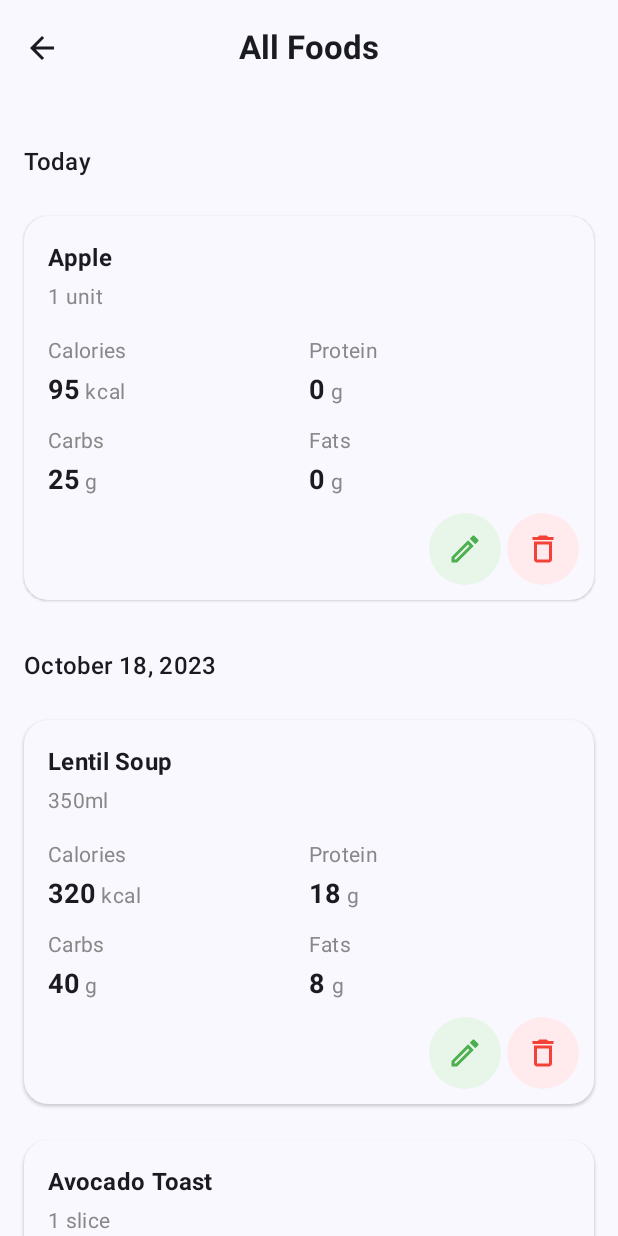
After one commit to AgyemangDev/Mealtrack, an Android app built with Jetpack Compose: the AllFoodsScreen screen opened through its navigation route, on a phone screen of 412 x 824 dp. The commit adds this screen. Run offline under Robolectric (Android 15) with nearby library versions, the phone set to English and light mode, and no system bars.

Commit message:
Allfoods screen pushed

```diff
--- a/app/src/main/java/com/example/diettracker/ui/navigation/navGraph.kt
+++ b/app/src/main/java/com/example/diettracker/ui/navigation/navGraph.kt
@@ -1,6 +1,7 @@
 package com.example.diettracker.ui.navigation
 
 import androidx.compose.runtime.Composable
+import androidx.navigation.NavHostController
 import androidx.navigation.compose.NavHost
 import androidx.navigation.compose.composable
 import androidx.navigation.compose.rememberNavController
@@ -16,6 +17,8 @@ fun AppNavGraph() {
         composable(Screen.Welcome.route) { WelcomeScreen(navController) }
         composable(Screen.Login.route) { LoginScreen(navController) }
         composable(Screen.Register.route) { RegisterScreen(navController) }
+
+
 
         composable(Screen.AgeRange.route) { backStackEntry ->
             val fullName = URLDecoder.decode(
@@ -73,5 +76,12 @@ fun AppNavGraph() {
         composable(Screen.Progress.route) { ProgressScreen() }
         composable(Screen.Setting.route) { SettingScreen() }
         composable(Screen.LogMeal.route) { LogMealScreen() }
+        composable("AllFoods") { AllFoodsScreen(navController) }
+        composable("AddFoods") { AddFoodsScreen(navController) }
     }
 }
+
+@Composable
+fun AllfoodsScreen(x0: NavHostController) {
+    TODO("Not yet implemented")
+}
--- /dev/null
+++ b/app/src/main/java/com/example/diettracker/ui/screens/AddFoodScreen.kt
@@ -0,0 +1,25 @@
+package com.example.diettracker.ui.screens
+
+import androidx.compose.foundation.layout.*
+import androidx.compose.material3.*
+import androidx.compose.runtime.Composable
+import androidx.compose.ui.Alignment
+import androidx.compose.ui.Modifier
+import androidx.compose.ui.unit.dp
+import androidx.navigation.NavHostController
+
+@Composable
+fun AddFoodsScreen(navController: NavHostController) {
+    Box(
+        modifier = Modifier.fillMaxSize(),
+        contentAlignment = Alignment.Center
+    ) {
+        Column(horizontalAlignment = Alignment.CenterHorizontally) {
+            Text(text = "Add Foods Screen", style = MaterialTheme.typography.headlineMedium)
+            Spacer(modifier = Modifier.height(16.dp))
+            Button(onClick = { navController.navigate("allFoods") }) {
+                Text("Go back to All Foods")
+            }
+        }
+    }
+}
--- /dev/null
+++ b/app/src/main/java/com/example/diettracker/ui/screens/AllFoodsScreen.kt
@@ -0,0 +1,159 @@
+package com.example.diettracker.ui.screens
+
+import androidx.compose.foundation.background
+import androidx.compose.foundation.layout.*
+import androidx.compose.foundation.lazy.LazyColumn
+import androidx.compose.foundation.lazy.items
+import androidx.compose.foundation.shape.CircleShape
+import androidx.compose.foundation.shape.RoundedCornerShape
+import androidx.compose.material.icons.Icons
+import androidx.compose.material.icons.automirrored.filled.ArrowBack
+import androidx.compose.material.icons.outlined.Delete
+import androidx.compose.material.icons.outlined.Edit
+import androidx.compose.material3.*
+import androidx.compose.runtime.Composable
+import androidx.compose.ui.Alignment
+import androidx.compose.ui.Modifier
+import androidx.compose.ui.graphics.Color
+import androidx.compose.ui.text.SpanStyle
+import androidx.compose.ui.text.buildAnnotatedString
+import androidx.compose.ui.text.font.FontWeight
+import androidx.compose.ui.text.withStyle
+import androidx.compose.ui.tooling.preview.Preview
+import androidx.compose.ui.unit.dp
+import androidx.compose.ui.unit.sp
+import androidx.navigation.NavHostController
+import androidx.navigation.compose.rememberNavController
+
+data class FoodItem(
+    val name: String,
+    val unit: String,
+    val calories: Int,
+    val protein: Int,
+    val carbs: Int,
+    val fats: Int
+)
+
+@OptIn(ExperimentalMaterial3Api::class)
+@Composable
+fun AllFoodsScreen(navController: NavHostController) {
+    val foodItemsByDate = mapOf(
+        "Today" to listOf(
+            FoodItem("Apple", "1 unit", 95, 0, 25, 0)
+        ),
+        "October 18, 2023" to listOf(
+            FoodItem("Lentil Soup", "350ml", 320, 18, 40, 8),
+            FoodItem("Avocado Toast", "1 slice", 280, 7, 30, 15)
+        )
+    )
+
+    Scaffold(
+        topBar = {
+            CenterAlignedTopAppBar(
+                title = { Text("All Foods", style = MaterialTheme.typography.titleLarge.copy(fontWeight = FontWeight.Bold)) },
+                navigationIcon = {
+                    IconButton(onClick = { navController.popBackStack() }) {
+                        Icon(Icons.AutoMirrored.Filled.ArrowBack, contentDescription = "Back")
+                    }
+                },
+                colors = TopAppBarDefaults.centerAlignedTopAppBarColors(
+                    containerColor = MaterialTheme.colorScheme.surface
+                )
+            )
+        }
+    ) { paddingValues ->
+        LazyColumn(
+            modifier = Modifier
+                .fillMaxSize()
+                .padding(paddingValues)
+                .padding(horizontal = 16.dp),
+            verticalArrangement = Arrangement.spacedBy(16.dp)
+        ) {
+            item { Spacer(modifier = Modifier.height(8.dp)) }
+            foodItemsByDate.forEach { (date, foods) ->
+                item {
+                    Text(
+                        text = date,
+                        style = MaterialTheme.typography.titleMedium.copy(fontWeight = FontWeight.SemiBold),
+                        modifier = Modifier.padding(bottom = 8.dp, top = 8.dp)
+                    )
+                }
+                items(foods) { food ->
+                    FoodItemCard(food = food)
+                    Spacer(modifier = Modifier.height(8.dp))
+                }
+            }
+        }
+    }
+}
+
+@Composable
+fun FoodItemCard(food: FoodItem) {
+    Card(
+        modifier = Modifier.fillMaxWidth(),
+        shape = RoundedCornerShape(16.dp),
+        elevation = CardDefaults.cardElevation(defaultElevation = 1.dp),
+        colors = CardDefaults.cardColors(containerColor = MaterialTheme.colorScheme.surface)
+    ) {
+        Column(modifier = Modifier.padding(16.dp).fillMaxWidth()) {
+            Text(text = food.name, style = MaterialTheme.typography.titleMedium.copy(fontWeight = FontWeight.Bold))
+            Spacer(modifier = Modifier.height(4.dp))
+            Text(text = food.unit, style = MaterialTheme.typography.bodyMedium, color = Color.Gray)
+            Spacer(modifier = Modifier.height(16.dp))
+
+            Row(Modifier.fillMaxWidth()) {
+                NutrientInfo(name = "Calories", value = food.calories, unit = "kcal", modifier = Modifier.weight(1f))
+                NutrientInfo(name = "Protein", value = food.protein, unit = "g", modifier = Modifier.weight(1f))
+            }
+            Spacer(modifier = Modifier.height(12.dp))
+            Row(Modifier.fillMaxWidth()) {
+                NutrientInfo(name = "Carbs", value = food.carbs, unit = "g", modifier = Modifier.weight(1f))
+                NutrientInfo(name = "Fats", value = food.fats, unit = "g", modifier = Modifier.weight(1f))
+            }
+            Spacer(modifier = Modifier.height(16.dp))
+            Row(
+                modifier = Modifier.fillMaxWidth(),
+                horizontalArrangement = Arrangement.End,
+                verticalAlignment = Alignment.CenterVertically
+            ) {
+                IconButton(
+                    onClick = { /* TODO: Implement edit */ },
+                    modifier = Modifier.size(36.dp).background(Color(0xFFE8F5E9), CircleShape)
+                ) {
+                    Icon(Icons.Outlined.Edit, "Edit", tint = Color(0xFF4CAF50))
+                }
+                Spacer(modifier = Modifier.width(16.dp))
+                IconButton(
+                    onClick = { /* TODO: Implement delete */ },
+                    modifier = Modifier.size(36.dp).background(Color(0xFFFFEBEE), CircleShape)
+                ) {
+                    Icon(Icons.Outlined.Delete, "Delete", tint = Color(0xFFF44336))
+                }
+            }
+        }
+    }
+}
+
+@Composable
+fun NutrientInfo(name: String, value: Int, unit: String, modifier: Modifier = Modifier) {
+    Column(modifier = modifier) {
+        Text(name, style = MaterialTheme.typography.bodyMedium, color = Color.Gray)
+        Spacer(modifier = Modifier.height(4.dp))
+        Text(
+            buildAnnotatedString {
+                withStyle(style = SpanStyle(fontWeight = FontWeight.Bold, fontSize = 18.sp)) {
+                    append(value.toString())
+                }
+                withStyle(style = SpanStyle(fontSize = 14.sp, color = Color.Gray)) {
+                    append(" $unit")
+                }
+            }
+        )
+    }
+}
+
+@Preview(showBackground = true)
+@Composable
+fun AllFoodsScreenPreview() {
+    AllFoodsScreen(navController = rememberNavController())
+}
```
